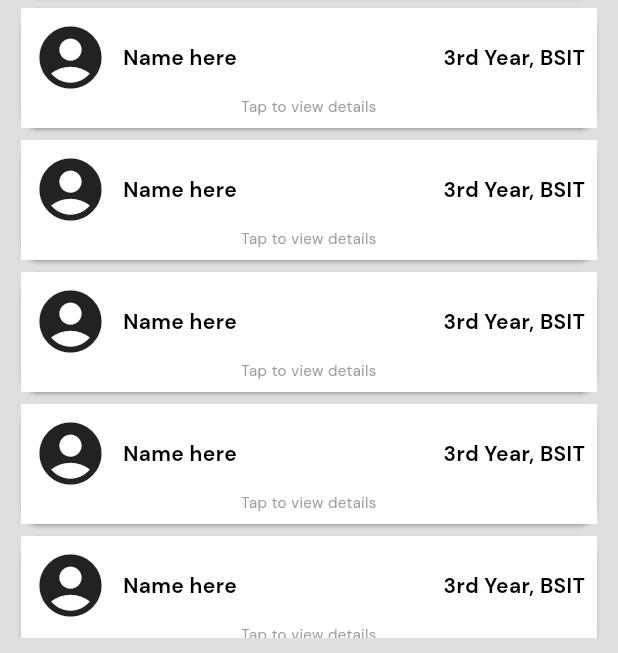
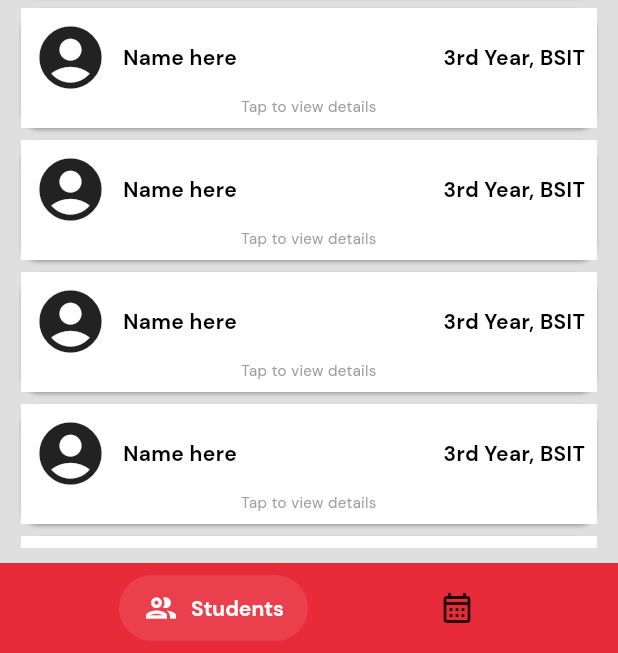
Before and after one commit to lansoyyy/ims, a Flutter app: the screen it shows after launch, on a phone screen of 412 x 824 dp, the part 583-1236 px from its top. Run offline on Flutter 3.47's test engine with Material 3 defaults, Android fonts, the phone set to English and light mode, and no system bars; drawn by our look-alikes of salomon_bottom_bar; our stand-ins replace firebase_core, fluttertoast; accounts and stored records are empty.

Commit message:
added coach home screen ui

```diff
--- a/lib/main.dart
+++ b/lib/main.dart
@@ -2,6 +2,7 @@ import 'package:firebase_core/firebase_core.dart';
 import 'package:flutter/material.dart';
 import 'package:ims/firebase_options.dart';
 import 'package:ims/screens/coach_home_screen.dart';
+import 'package:ims/screens/coach_screen.dart';
 import 'package:ims/screens/home_screen.dart';
 import 'package:ims/screens/login_screen.dart';
 import 'package:ims/screens/splash_screen.dart';
@@ -22,7 +23,7 @@ class MyApp extends StatelessWidget {
   @override
   Widget build(BuildContext context) {
     return const MaterialApp(
-      home: CoachHomeScreen(),
+      home: CoachScreen(),
     );
   }
 }
--- /dev/null
+++ b/lib/screens/coach_screen.dart
@@ -0,0 +1,54 @@
+import 'package:flutter/material.dart';
+import 'package:ims/screens/coach_home_screen.dart';
+import 'package:ims/utlis/colors.dart';
+
+import 'package:salomon_bottom_bar/salomon_bottom_bar.dart';
+
+class CoachScreen extends StatefulWidget {
+  const CoachScreen({super.key});
+
+  @override
+  State<CoachScreen> createState() => _CoachScreenState();
+}
+
+class _CoachScreenState extends State<CoachScreen> {
+  var _currentIndex = 0;
+
+  List tabs = [
+    const CoachHomeScreen(),
+    const SizedBox(),
+  ];
+  @override
+  Widget build(BuildContext context) {
+    return Scaffold(
+      body: tabs[_currentIndex],
+      bottomNavigationBar: SalomonBottomBar(
+        backgroundColor: primary,
+        currentIndex: _currentIndex,
+        onTap: (i) => setState(() => _currentIndex = i),
+        items: [
+          /// Home
+          SalomonBottomBarItem(
+            icon: Icon(
+              Icons.group_outlined,
+              color: _currentIndex == 0 ? Colors.white : Colors.black,
+            ),
+            title: const Text(
+              "Students",
+              style: TextStyle(fontFamily: 'Bold'),
+            ),
+            selectedColor: Colors.white,
+          ),
+          SalomonBottomBarItem(
+            icon: const Icon(Icons.calendar_month_outlined),
+            title: const Text(
+              "Appointment",
+              style: TextStyle(fontFamily: 'Bold'),
+            ),
+            selectedColor: Colors.white,
+          ),
+        ],
+      ),
+    );
+  }
+}
--- a/pubspec.yaml
+++ b/pubspec.yaml
@@ -42,6 +42,7 @@ dependencies:
   firebase_storage:
   firebase_auth:
   url_launcher:
+  salomon_bottom_bar:
 
 dev_dependencies:
   flutter_test:
```
Also changed, not shown: pubspec.lock.
